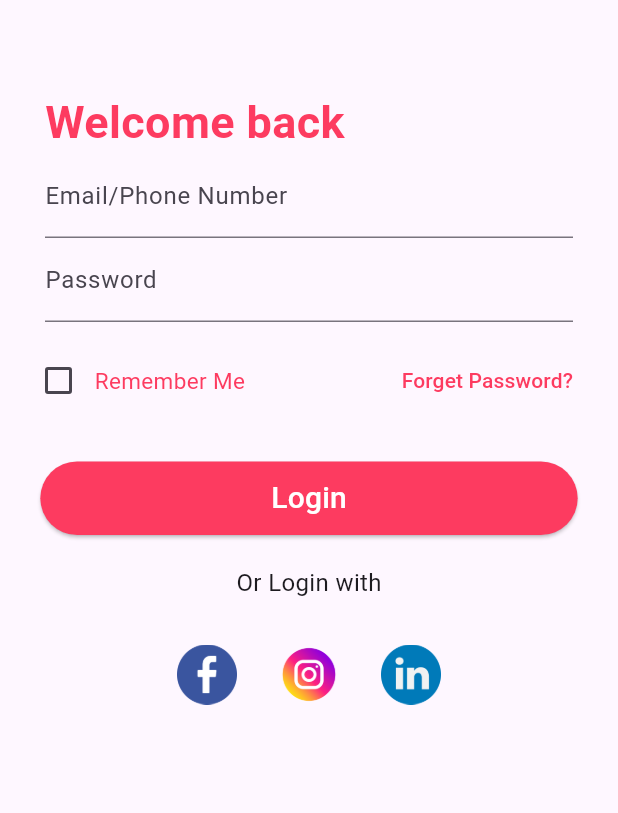
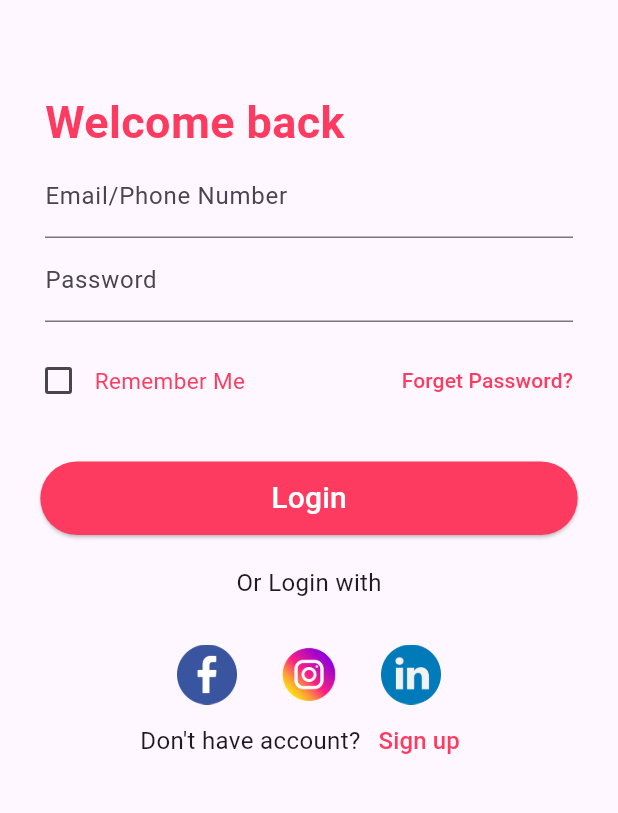
Before and after one commit to jdtdjayasingha/Login-Screen-University-Assignment, a Flutter app: the screen it shows after launch, on a phone screen of 412 x 824 dp, the part 203-1016 px from its top. Run offline on Flutter 3.47's test engine with Material 3 defaults, Android fonts, the light colour scheme and no system bars.

Commit message:
Created Sign up

```diff
--- a/lib/main.dart
+++ b/lib/main.dart
@@ -184,6 +184,27 @@ class _MyAppState extends State<MyApp> {
                   ],
                 ),
               ),
+              Row(
+                mainAxisAlignment: MainAxisAlignment.center,
+                children: [
+                  Text(
+                    "Don't have account?",
+                    style: TextStyle(
+                      fontSize: 16,
+                    ),
+                  ),
+                  TextButton(
+                    onPressed: () {},
+                    child: Text(
+                      "Sign up",
+                      style: TextStyle(
+                        color: Color.fromARGB(255, 253, 59, 96),
+                        fontSize: 16,
+                      ),
+                    ),
+                  ),
+                ],
+              ),
             ],
           ),
         ),
```
